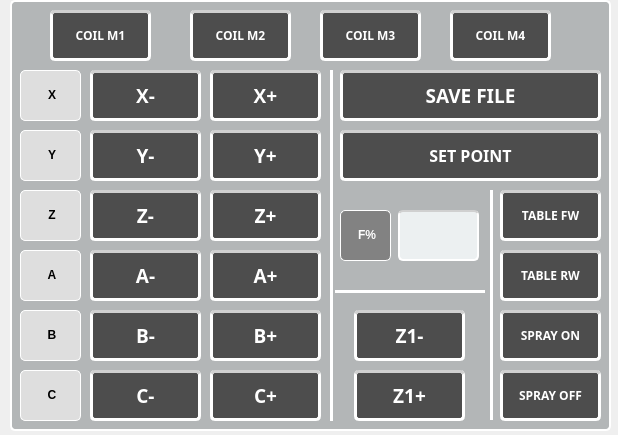
Qt form QtPaintingChair/teachWindow.ui (NguyenKhanh2101993/Painting_Chair_Robot_ver02) before a commit.
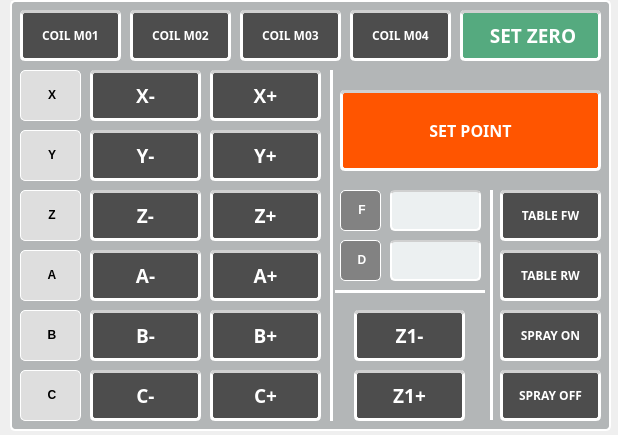
The same form after that commit. Icons and pictures are not drawn.

What changed in the file:
```diff
--- a/QtPaintingChair/teachWindow.ui
+++ b/QtPaintingChair/teachWindow.ui
@@ -886,9 +886,9 @@
     <property name="geometry">
      <rect>
       <x>330</x>
-      <y>130</y>
+      <y>90</y>
       <width>261</width>
-      <height>51</height>
+      <height>81</height>
      </rect>
     </property>
     <property name="font">
@@ -911,7 +911,7 @@
     </property>
     <property name="styleSheet">
      <string notr="true">QPushButton{
-	background-color: rgb(77, 77, 77);
+	background-color: rgb(255, 85, 0);
 	color: rgb(255, 255, 255);
 	border: 3px solid rgb(255, 255, 255);
 	border-radius: 5px;
@@ -1161,10 +1161,10 @@
    <widget class="QLineEdit" name="lineEdit_speed">
     <property name="geometry">
      <rect>
-      <x>388</x>
-      <y>210</y>
-      <width>81</width>
-      <height>51</height>
+      <x>380</x>
+      <y>190</y>
+      <width>91</width>
+      <height>41</height>
      </rect>
     </property>
     <property name="font">
@@ -1178,7 +1178,7 @@
     <property name="styleSheet">
      <string notr="true">QLineEdit{
 	background-color: rgb(236, 240, 241);
-	color: rgb(255, 255, 255);
+	color: rgb(39, 55, 70);
 	border: 2px solid rgb(255, 255, 255);
 	border-radius: 5px;
 	border-top-color: rgb(208, 208, 208);
@@ -1193,9 +1193,9 @@
     <property name="geometry">
      <rect>
       <x>330</x>
-      <y>210</y>
-      <width>51</width>
-      <height>51</height>
+      <y>190</y>
+      <width>41</width>
+      <height>41</height>
      </rect>
     </property>
     <property name="styleSheet">
@@ -1206,63 +1206,13 @@
 border-radius: 5px</string>
     </property>
     <property name="text">
-     <string>&lt;html&gt;&lt;head/&gt;&lt;body&gt;&lt;p align=&quot;center&quot;&gt;&lt;span style=&quot; font-weight:600;&quot;&gt;F%&lt;/span&gt;&lt;/p&gt;&lt;/body&gt;&lt;/html&gt;</string>
-    </property>
-   </widget>
-   <widget class="QPushButton" name="pushButton_saveFile">
-    <property name="geometry">
-     <rect>
-      <x>330</x>
-      <y>70</y>
-      <width>261</width>
-      <height>51</height>
-     </rect>
-    </property>
-    <property name="font">
-     <font>
-      <family>Arial 12</family>
-      <pointsize>14</pointsize>
-      <weight>75</weight>
-      <italic>false</italic>
-      <bold>true</bold>
-     </font>
-    </property>
-    <property name="mouseTracking">
-     <bool>false</bool>
-    </property>
-    <property name="focusPolicy">
-     <enum>Qt::StrongFocus</enum>
-    </property>
-    <property name="autoFillBackground">
-     <bool>false</bool>
-    </property>
-    <property name="styleSheet">
-     <string notr="true">QPushButton{
-	background-color: rgb(77, 77, 77);
-	color: rgb(255, 255, 255);
-	border: 3px solid rgb(255, 255, 255);
-	border-radius: 5px;
-	border-top-color: rgb(208, 208, 208);
-}
-QPushButton:hover {
-	border: 3px solid rgb(255, 0, 0);
-	color: rgb(255, 0, 0);
-}
-QPushButton:pressed {
-	background-color: rgb(163, 228, 215);
-}</string>
-    </property>
-    <property name="text">
-     <string>SAVE FILE</string>
-    </property>
-    <property name="flat">
-     <bool>false</bool>
+     <string>&lt;html&gt;&lt;head/&gt;&lt;body&gt;&lt;p align=&quot;center&quot;&gt;&lt;span style=&quot; font-weight:600;&quot;&gt;F&lt;/span&gt;&lt;/p&gt;&lt;/body&gt;&lt;/html&gt;</string>
     </property>
    </widget>
    <widget class="QPushButton" name="pushButton_coilM1">
     <property name="geometry">
      <rect>
-      <x>40</x>
+      <x>10</x>
       <y>10</y>
       <width>101</width>
       <height>51</height>
@@ -1303,7 +1253,7 @@
 }</string>
     </property>
     <property name="text">
-     <string>COIL M1</string>
+     <string>COIL M01</string>
     </property>
     <property name="flat">
      <bool>false</bool>
@@ -1312,7 +1262,7 @@
    <widget class="QPushButton" name="pushButton_coilM2">
     <property name="geometry">
      <rect>
-      <x>180</x>
+      <x>120</x>
       <y>10</y>
       <width>101</width>
       <height>51</height>
@@ -1353,7 +1303,7 @@
 }</string>
     </property>
     <property name="text">
-     <string>COIL M2</string>
+     <string>COIL M02</string>
     </property>
     <property name="flat">
      <bool>false</bool>
@@ -1362,7 +1312,7 @@
    <widget class="QPushButton" name="pushButton_coilM3">
     <property name="geometry">
      <rect>
-      <x>310</x>
+      <x>230</x>
       <y>10</y>
       <width>101</width>
       <height>51</height>
@@ -1403,7 +1353,7 @@
 }</string>
     </property>
     <property name="text">
-     <string>COIL M3</string>
+     <string>COIL M03</string>
     </property>
     <property name="flat">
      <bool>false</bool>
@@ -1412,7 +1362,7 @@
    <widget class="QPushButton" name="pushButton_coilM4">
     <property name="geometry">
      <rect>
-      <x>440</x>
+      <x>340</x>
       <y>10</y>
       <width>101</width>
       <height>51</height>
@@ -1453,12 +1403,113 @@
 }</string>
     </property>
     <property name="text">
-     <string>COIL M4</string>
+     <string>COIL M04</string>
     </property>
     <property name="flat">
      <bool>false</bool>
     </property>
    </widget>
+   <widget class="QPushButton" name="pushButton_SetZero">
+    <property name="geometry">
+     <rect>
+      <x>450</x>
+      <y>10</y>
+      <width>141</width>
+      <height>51</height>
+     </rect>
+    </property>
+    <property name="font">
+     <font>
+      <family>Arial 12</family>
+      <pointsize>14</pointsize>
+      <weight>75</weight>
+      <italic>false</italic>
+      <bold>true</bold>
+     </font>
+    </property>
+    <property name="mouseTracking">
+     <bool>false</bool>
+    </property>
+    <property name="focusPolicy">
+     <enum>Qt::StrongFocus</enum>
+    </property>
+    <property name="autoFillBackground">
+     <bool>false</bool>
+    </property>
+    <property name="styleSheet">
+     <string notr="true">QPushButton{
+	background-color: rgb(85, 170, 127);
+	color: rgb(255, 255, 255);
+	border: 3px solid rgb(255, 255, 255);
+	border-radius: 5px;
+	border-top-color: rgb(208, 208, 208);
+}
+QPushButton:hover {
+	border: 3px solid rgb(255, 0, 0);
+	color: rgb(255, 0, 0);
+}
+QPushButton:pressed {
+	background-color: rgb(163, 228, 215);
+}</string>
+    </property>
+    <property name="text">
+     <string> SET ZERO</string>
+    </property>
+    <property name="flat">
+     <bool>false</bool>
+    </property>
+   </widget>
+   <widget class="QLabel" name="label_47">
+    <property name="geometry">
+     <rect>
+      <x>330</x>
+      <y>240</y>
+      <width>41</width>
+      <height>41</height>
+     </rect>
+    </property>
+    <property name="styleSheet">
+     <string notr="true">background-color: rgb(130, 130, 130);
+font: 75 14pt &quot;Arial&quot; bold;
+color: rgb(255, 255, 255);
+border: 1px solid rgb(255, 255, 255);
+border-radius: 5px</string>
+    </property>
+    <property name="text">
+     <string>&lt;html&gt;&lt;head/&gt;&lt;body&gt;&lt;p align=&quot;center&quot;&gt;&lt;span style=&quot; font-weight:600;&quot;&gt;D&lt;/span&gt;&lt;/p&gt;&lt;/body&gt;&lt;/html&gt;</string>
+    </property>
+   </widget>
+   <widget class="QLineEdit" name="lineEdit_delay">
+    <property name="geometry">
+     <rect>
+      <x>380</x>
+      <y>240</y>
+      <width>91</width>
+      <height>41</height>
+     </rect>
+    </property>
+    <property name="font">
+     <font>
+      <family>Arial</family>
+      <pointsize>14</pointsize>
+      <weight>75</weight>
+      <bold>true</bold>
+     </font>
+    </property>
+    <property name="styleSheet">
+     <string notr="true">QLineEdit{
+	background-color: rgb(236, 240, 241);
+	color: rgb(39, 55, 70);
+	border: 2px solid rgb(255, 255, 255);
+	border-radius: 5px;
+	border-top-color: rgb(208, 208, 208);
+}
+QLineEdit:hover {
+	border: 2px solid rgb(255, 0, 0);
+	color: rgb(39, 55, 70);
+}</string>
+    </property>
+   </widget>
   </widget>
  </widget>
  <resources/>
```
